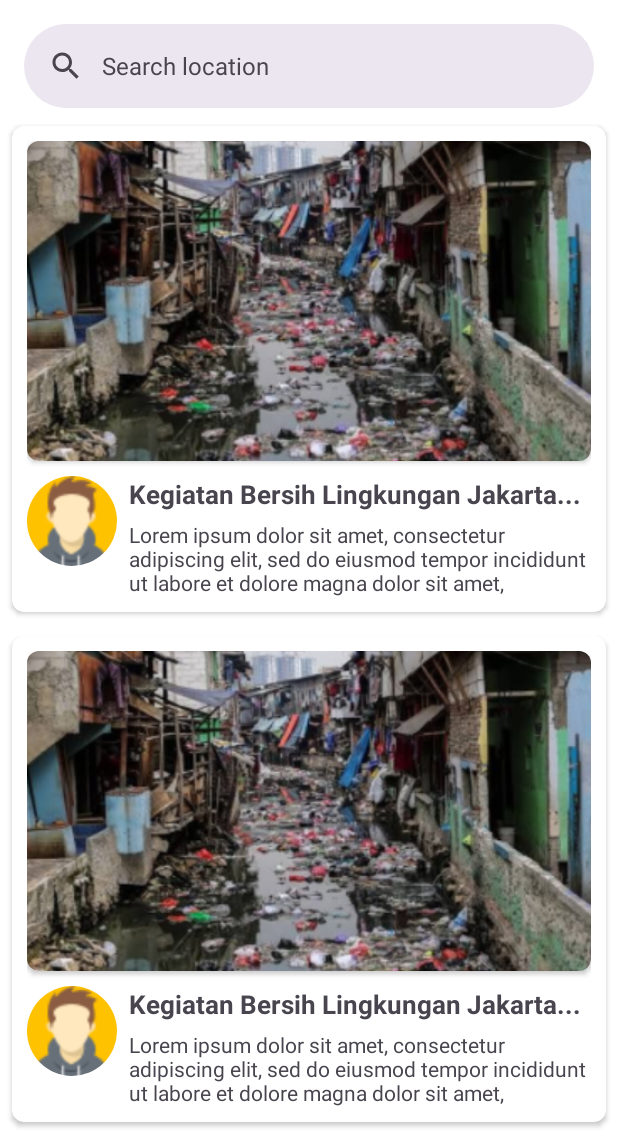
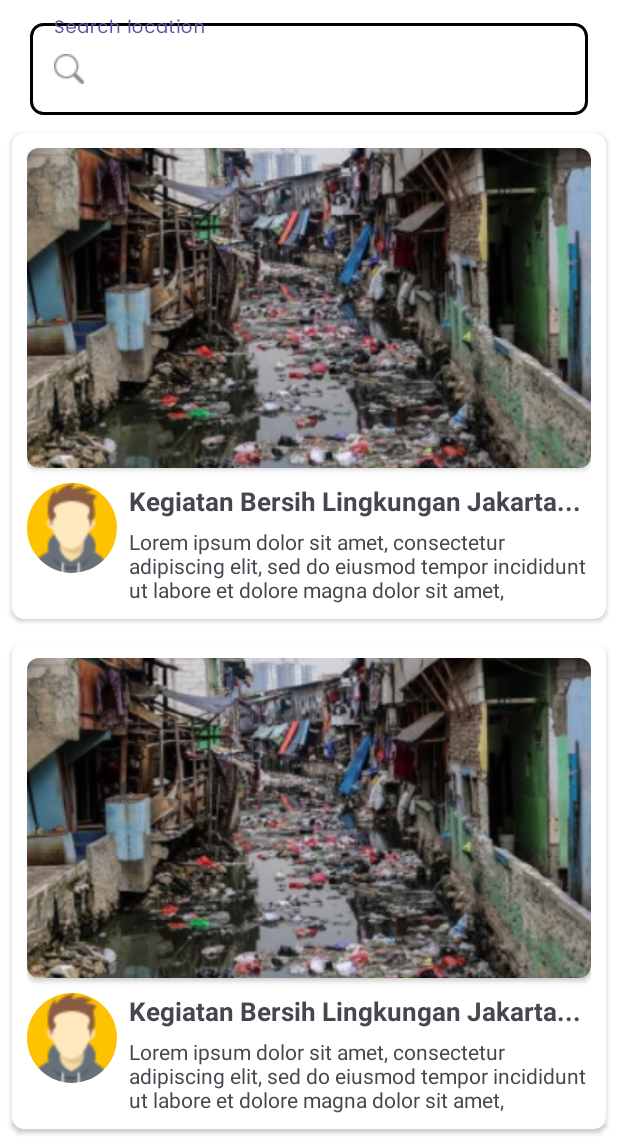
Before and after one commit to TatangMengkudu/BANGKIT-SOStainable, an Android app: the layout fragment_home.xml on its own in the app's theme, with its tools: preview values and no code run, on a phone screen of 412 x 824 dp, the part 96-1236 px from its top. Run offline under Robolectric (Android 15) with nearby library versions, the phone set to English and light mode, and no system bars.

Commit message:
[HOME] Improved the appearance of searchbar location

```diff
--- a/app/src/main/res/layout/fragment_home.xml
+++ b/app/src/main/res/layout/fragment_home.xml
@@ -31,18 +31,26 @@
                 app:titleTextColor="@color/white" />
         </com.google.android.material.appbar.AppBarLayout>
 
-        <com.google.android.material.search.SearchBar
+        <com.google.android.material.textfield.TextInputLayout
             android:id="@+id/searchBar"
-            android:layout_width="0dp"
+            android:layout_width="match_parent"
             android:layout_height="wrap_content"
-            android:layout_marginHorizontal="16dp"
-            android:layout_marginTop="16dp"
-            android:hint="Search location"
-            android:background="@drawable/custom_searchbar"
-            app:layout_constraintEnd_toEndOf="parent"
-            app:layout_constraintStart_toStartOf="parent"
-            app:layout_constraintTop_toBottomOf="@id/appBar">
-        </com.google.android.material.search.SearchBar>
+            android:layout_marginStart="20dp"
+            android:layout_marginTop="10dp"
+            android:layout_marginEnd="20dp"
+            app:layout_constraintTop_toBottomOf="@+id/appBar">
+
+            <com.google.android.material.textfield.TextInputEditText
+                android:layout_width="match_parent"
+                android:layout_height="wrap_content"
+                android:hint="Search location"
+                android:fontFamily="@font/poppins"
+                android:background="@drawable/custom_button_stroke"
+                android:textColor="@color/textGreyColor"
+                android:drawableStart="@drawable/search_icon"
+                android:drawablePadding="15dp"
+                android:inputType="textEmailAddress"/>
+        </com.google.android.material.textfield.TextInputLayout>
 
         <com.google.android.material.search.SearchView
             android:id="@+id/searchView"
```
Also changed, not shown: app/src/main/res/drawable/search_icon.png (added).
